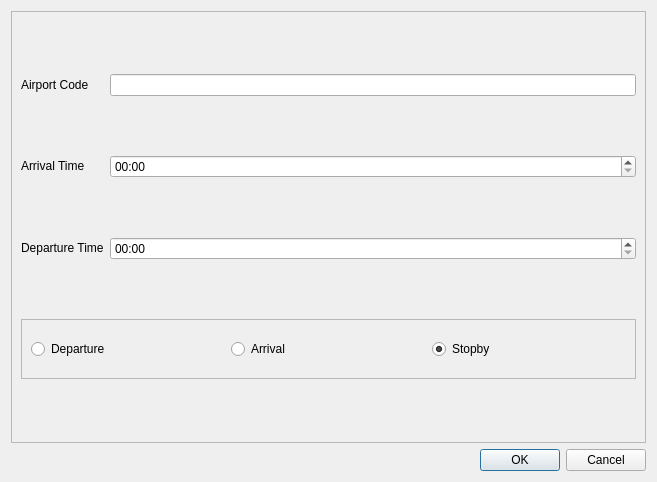
Old version of the form addflight_passingairport.ui in the repository Aloereed/Flightman_Platform_DATA130039.
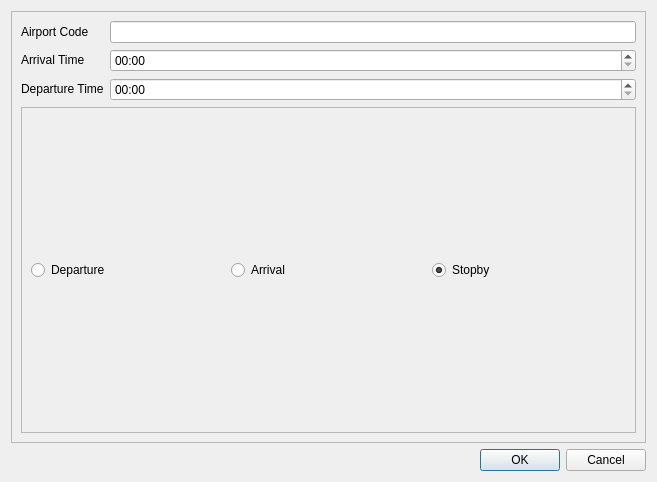
New version of the form.

```diff
--- a/addflight_passingairport.ui
+++ b/addflight_passingairport.ui
@@ -114,7 +114,7 @@
         <property name="maximumSize">
          <size>
           <width>16777215</width>
-          <height>60</height>
+          <height>16777215</height>
          </size>
         </property>
         <property name="frameShape">
```
Left out of the diff: 100 changed lines with no effect on the pictures.
